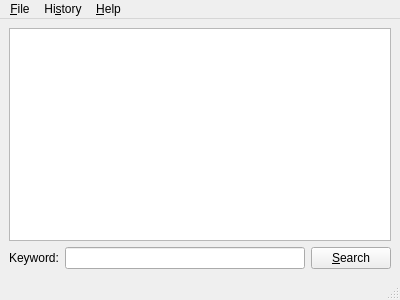
jnmbk/boncuk, file ui/mainwindow.ui: the form before one commit.
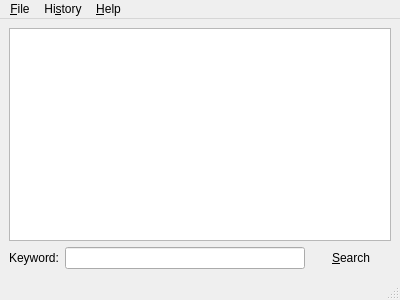
The form after the commit. Icons and pictures are not drawn.

The edit to the form file:
```diff
--- a/ui/mainwindow.ui
+++ b/ui/mainwindow.ui
@@ -17,14 +17,6 @@
     <normaloff>:/boncuk.png</normaloff>:/boncuk.png</iconset>
   </property>
   <widget class="QWidget" name="centralwidget" >
-   <property name="geometry" >
-    <rect>
-     <x>0</x>
-     <y>27</y>
-     <width>400</width>
-     <height>249</height>
-    </rect>
-   </property>
    <layout class="QGridLayout" >
     <item row="1" column="0" >
      <layout class="QHBoxLayout" >
@@ -47,6 +39,9 @@
          <iconset resource="../resources/boncuk.qrc" >
           <normaloff>:/find.png</normaloff>:/find.png</iconset>
         </property>
+        <property name="flat" >
+         <bool>true</bool>
+        </property>
        </widget>
       </item>
      </layout>
```
Left out of the diff: 31 changed lines with no effect on the pictures.
